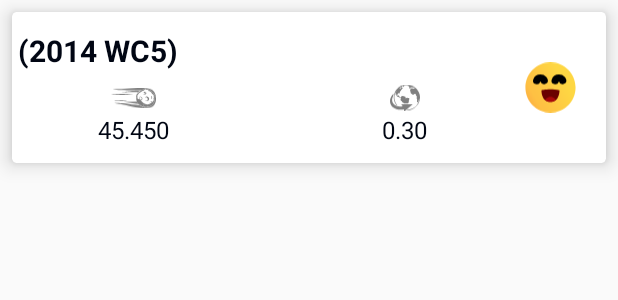
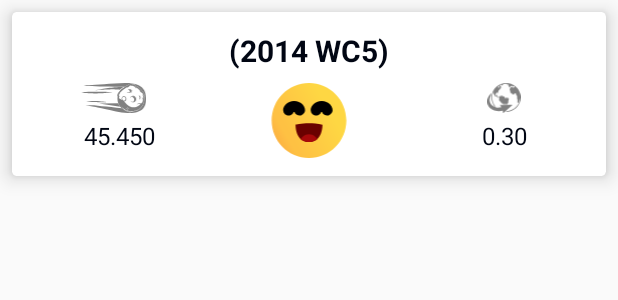
Before and after one commit to jesselima/AsteroidRadar, an Android app: the layout item_list_asteroids.xml on its own in the app's theme, with its tools: preview values and no code run, on a phone screen of 412 x 824 dp. Shown: the top 300 px of the screen. Run offline under Robolectric (Android 15) with nearby library versions, the light colour scheme and no system bars.

Commit message:
Changed: Item list layout - version 4 - final.

```diff
--- a/app/src/main/res/layout/item_list_asteroids.xml
+++ b/app/src/main/res/layout/item_list_asteroids.xml
@@ -27,42 +27,38 @@
 
             <ImageView
                 android:id="@+id/imageIsPotentiallyHazardous"
-                android:layout_width="50dp"
+                android:layout_width="128dp"
                 android:layout_height="50dp"
-                android:layout_marginEnd="8dp"
+                android:layout_marginTop="8dp"
+                android:layout_marginBottom="8dp"
                 app:layout_constraintBottom_toBottomOf="parent"
-                app:layout_constraintEnd_toEndOf="parent"
-                app:layout_constraintTop_toTopOf="parent"
-                tools:src="@drawable/ic_emoji_friendly" />
+                app:layout_constraintEnd_toStartOf="@+id/imageView"
+                app:layout_constraintStart_toEndOf="@+id/imageView2"
+                app:layout_constraintTop_toBottomOf="@+id/asteroidName"
+                tools:src="@drawable/ic_emoji_friendly"
+                android:contentDescription="@string/image_is_potentially_hazardous" />
 
             <ImageView
                 android:id="@+id/imageView"
-                android:layout_width="20dp"
+                android:layout_width="128dp"
                 android:layout_height="20dp"
-                android:layout_marginEnd="48dp"
-                app:layout_constraintEnd_toStartOf="@+id/imageIsPotentiallyHazardous"
-                app:layout_constraintStart_toEndOf="@+id/imageView2"
-                app:layout_constraintTop_toTopOf="@+id/imageView2"
+                app:layout_constraintEnd_toEndOf="parent"
+                app:layout_constraintTop_toTopOf="@+id/imageIsPotentiallyHazardous"
                 app:srcCompat="@drawable/ic_globe" />
 
             <ImageView
                 android:id="@+id/imageView2"
-                android:layout_width="30dp"
+                android:layout_width="127dp"
                 android:layout_height="20dp"
-                android:layout_marginStart="48dp"
-                android:layout_marginTop="8dp"
-                android:layout_marginEnd="141dp"
-                android:layout_marginBottom="8dp"
-                app:layout_constraintBottom_toBottomOf="@+id/imageIsPotentiallyHazardous"
-                app:layout_constraintEnd_toStartOf="@+id/imageView"
                 app:layout_constraintStart_toStartOf="parent"
-                app:layout_constraintTop_toBottomOf="@+id/asteroidName"
+                app:layout_constraintTop_toTopOf="@+id/imageIsPotentiallyHazardous"
                 app:srcCompat="@drawable/ic_meteor" />
 
             <androidx.appcompat.widget.AppCompatTextView
                 android:id="@+id/textDistanceFromEarthAu"
                 android:layout_width="wrap_content"
                 android:layout_height="wrap_content"
+                android:layout_marginTop="4dp"
                 android:textColor="@color/colorPrimary"
                 android:textSize="16sp"
                 app:layout_constraintEnd_toEndOf="@+id/imageView"
@@ -75,6 +71,7 @@
                 android:layout_width="0dp"
                 android:layout_height="wrap_content"
                 android:layout_marginTop="8dp"
+                android:gravity="center_horizontal"
                 android:maxLines="2"
                 android:textColor="@color/colorPrimary"
                 android:textSize="20sp"
@@ -88,6 +85,8 @@
                 android:id="@+id/textAsteroidSpeed"
                 android:layout_width="wrap_content"
                 android:layout_height="wrap_content"
+                android:layout_marginStart="8dp"
+                android:layout_marginTop="4dp"
                 android:textColor="@color/colorPrimary"
                 android:textSize="16sp"
                 app:layout_constraintEnd_toEndOf="@+id/imageView2"
--- a/app/src/main/res/values/strings.xml
+++ b/app/src/main/res/values/strings.xml
@@ -30,4 +30,7 @@
 
     <string name="tell_more_astronomical_units">The astronomical unit (symbol: au, or AU) is a unit of length, roughly the distance from Earth to the Sun and equal to about 150 million kilometres (93 million miles) or ~8 light minutes. The actual distance varies by about 3% as Earth orbits the Sun, from a maximum (aphelion) to a minimum (perihelion) and back again once each year. The au was originally conceived as the average of Earth\'s aphelion and perihelion; however, since 2012 it has been defined as exactly 149,597,870,700 m. Source: https://en.wikipedia.org/wiki/Astronomical_unit</string>
 
+    <string name="image_is_potentially_hazardous">Image is potentially hazardous</string>
+    <string name="image_not_potentially_hazardous">Image not potentially hazardous</string>
+
 </resources>
```
Also changed, not shown: app/src/main/java/com/udacity/asteroidradar/features/main/presentation/adapter/AsteroidsViewHolder.kt (+19 -0 lines).
